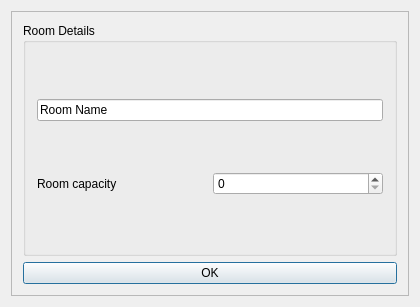
First picture: the form in Orar/OrarApp/RoomDialog.ui, repository alexandrutm/UnivTimetable, before the edit.
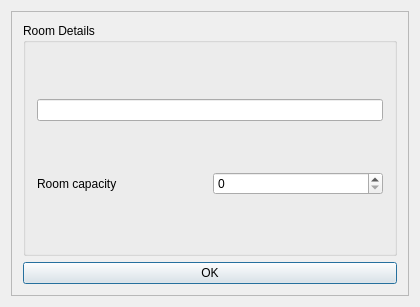
Second picture: the form after the edit.

```diff
--- a/Orar/OrarApp/RoomDialog.ui
+++ b/Orar/OrarApp/RoomDialog.ui
@@ -46,7 +46,7 @@
            <item>
             <widget class="QLineEdit" name="mName">
              <property name="text">
-              <string>Room Name</string>
+              <string/>
              </property>
             </widget>
            </item>
```
